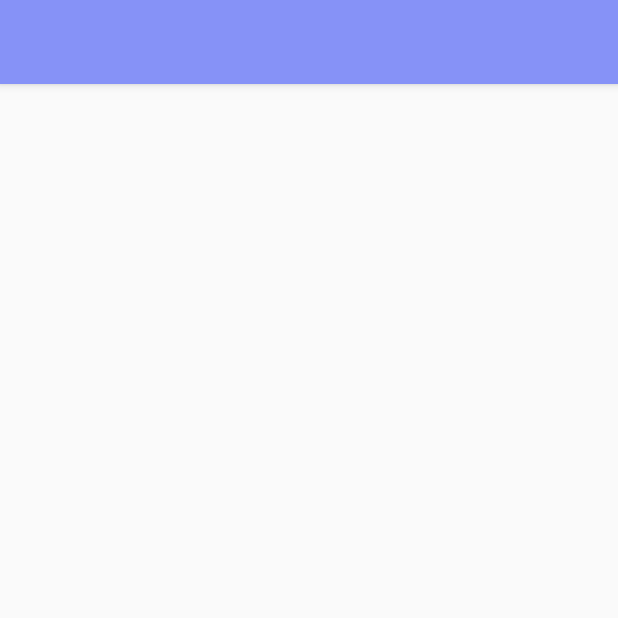
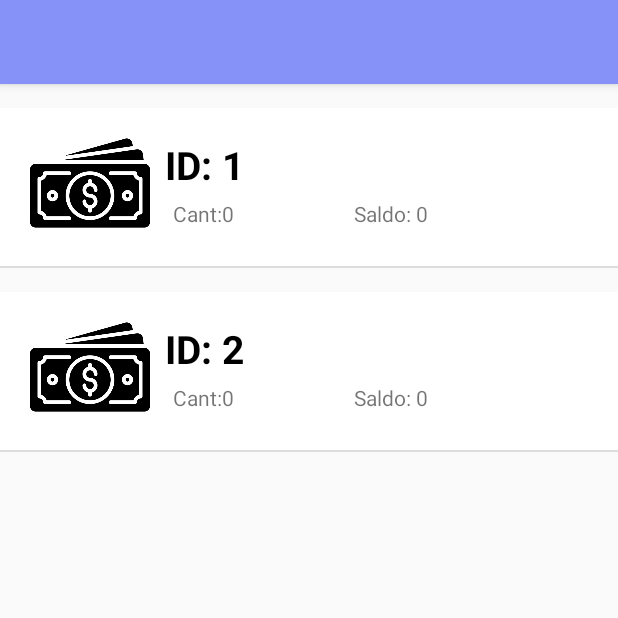
Before and after one commit to Xandre18/Proyectos, an Android app: the fragment TesoreriaFragment placed in its activity, after a tap on "ACEPTAR", on a phone screen of 412 x 824 dp, the top half of it. Run offline under Robolectric (Android 15) with nearby library versions, the phone set to English and light mode, and no system bars; 2 statements that could not run were skipped.

Commit message:
acualizado el fragment tesoreria

```diff
--- a/ProyectoERP/app/src/main/java/com/example/proyectoerp/DBHandler.java
+++ b/ProyectoERP/app/src/main/java/com/example/proyectoerp/DBHandler.java
@@ -67,6 +67,8 @@ public class DBHandler extends SQLiteOpenHelper {
         return contList;
     }
 
+
+
     public void addCont(ContControler cc) {
         SQLiteDatabase db = this.getWritableDatabase();
         ContentValues values = new ContentValues();
@@ -76,10 +78,11 @@ public class DBHandler extends SQLiteOpenHelper {
         for (int i = aux.size() - 1; i < aux.size(); i++) {
             auxBalance = aux.get(i).getBalance();
         }
-        values.put(BALANCE_COL, auxBalance - (cc.getMount()));
+        values.put(BALANCE_COL, auxBalance + (cc.getMount()));
         db.insert(TABLE_CONT, null, values);
         db.close();
     }
+
     public void addFistCont(ContControler contControler){
         SQLiteDatabase db = this.getWritableDatabase();
         ContentValues values = new ContentValues();
--- /dev/null
+++ b/ProyectoERP/app/src/main/java/com/example/proyectoerp/adapters/CountAdapter.java
@@ -0,0 +1,58 @@
+package com.example.proyectoerp.adapters;
+
+import android.content.Context;
+import android.view.LayoutInflater;
+import android.view.View;
+import android.view.ViewGroup;
+import android.widget.BaseAdapter;
+import android.widget.TextView;
+
+import com.example.proyectoerp.R;
+import com.example.proyectoerp.objects.ContControler;
+
+import java.util.ArrayList;
+
+public class CountAdapter extends BaseAdapter {
+    Context c;
+    int loyout;
+    ArrayList<ContControler> contList;
+
+    public CountAdapter(Context c, int loyout, ArrayList<ContControler> contList) {
+        this.c = c;
+        this.loyout = loyout;
+        this.contList = contList;
+    }
+
+
+    @Override
+    public int getCount() {
+        return contList.size();
+    }
+
+    @Override
+    public ContControler getItem(int position) {
+        return contList.get(position);
+    }
+
+    @Override
+    public long getItemId(int position) {
+        return position;
+    }
+
+    @Override
+    public View getView(int position, View convertView, ViewGroup parent) {
+        ContControler cc = getItem(position);
+        if(convertView == null){
+            convertView = LayoutInflater.from(this.c).inflate(this.loyout,parent,false);
+        }
+
+        TextView tvId = convertView.findViewById(R.id.tvId);
+        TextView tvCantidad = convertView.findViewById(R.id.tvCantidad);
+        TextView tvSaldo = convertView.findViewById(R.id.tvSaldo);
+
+        tvId.setText("ID: " + cc.getId());
+        tvCantidad.setText("Cant:" + cc.getMount());
+        tvSaldo.setText("Saldo: " + cc.getBalance());
+        return convertView;
+    }
+}
--- a/ProyectoERP/app/src/main/java/com/example/proyectoerp/fragment_admins/TesoreriaFragment.java
+++ b/ProyectoERP/app/src/main/java/com/example/proyectoerp/fragment_admins/TesoreriaFragment.java
@@ -2,31 +2,50 @@ package com.example.proyectoerp.fragment_admins;
 
 import android.app.AlertDialog;
 import android.content.Context;
+import android.content.Intent;
 import android.content.SharedPreferences;
 import android.os.Bundle;
 
+import androidx.annotation.NonNull;
 import androidx.fragment.app.Fragment;
 
 import android.view.LayoutInflater;
+import android.view.Menu;
+import android.view.MenuInflater;
+import android.view.MenuItem;
 import android.view.View;
 import android.view.ViewGroup;
 import android.widget.Button;
 import android.widget.EditText;
+import android.widget.ListAdapter;
+import android.widget.ListView;
 import android.widget.Toast;
 
+import com.example.proyectoerp.AddCont;
 import com.example.proyectoerp.DBHandler;
 import com.example.proyectoerp.R;
+import com.example.proyectoerp.adapters.CountAdapter;
 import com.example.proyectoerp.objects.ContControler;
+
+import java.util.ArrayList;
 
 public class TesoreriaFragment extends Fragment {
 
     View v;
     DBHandler handler;
+    ArrayList<ContControler> contList;
+    ListView lv;
+    CountAdapter ca;
 
     @Override
     public View onCreateView(LayoutInflater inflater, ViewGroup container, Bundle savedInstanceState) {
         // Inflate the layout for this fragment
+        setHasOptionsMenu(true);
          v = inflater.inflate(R.layout.fragment_tesoreria, container, false);
+         lv = v.findViewById(R.id.lvTesoreria);
+
+         handler = new DBHandler(v.getContext());
+
 
         SharedPreferences initBalance = getContext().getSharedPreferences("iniBalance", Context.MODE_PRIVATE);
         if(!initBalance.getBoolean("iniBalance", false)){
@@ -34,10 +53,36 @@ public class TesoreriaFragment extends Fragment {
             SharedPreferences.Editor editor = initBalance.edit();
             editor.putBoolean("iniBalance", true);
             editor.commit();
-        }else
-            Toast.makeText(v.getContext(), "Juan", Toast.LENGTH_SHORT).show();
+        }else{
+            contList = handler.readCont();
+            ca = new CountAdapter(v.getContext(),R.layout.tesoreria_list_item,contList);
+            lv.setAdapter(ca);
+            lv.setClickable(true);
+        }
         return v;
     }
+
+    @Override
+    public void onCreateOptionsMenu(Menu menu, MenuInflater inflater) {
+        inflater.inflate(R.menu.anhadir, menu);
+        super.onCreateOptionsMenu(menu,inflater);
+    }
+
+    @Override
+    public boolean onOptionsItemSelected( @NonNull MenuItem item ) {
+        switch (item.getItemId()){
+            case R.id.add:
+                Intent intent = new Intent(v.getContext(), AddCont.class);
+                intent.addFlags(Intent.FLAG_ACTIVITY_CLEAR_TOP);
+                startActivity(intent);
+        }
+
+        return super.onOptionsItemSelected(item);
+    }
+
+
+
+
 
     private void showDialog(){
         AlertDialog.Builder builder = new AlertDialog.Builder(v.getContext());
@@ -57,6 +102,10 @@ public class TesoreriaFragment extends Fragment {
                 handler = new DBHandler(vAux.getContext());
                 int capital = Integer.parseInt(balance.getText().toString());
                 handler.addFistCont(new ContControler(capital));
+                contList = handler.readCont();
+                ca = new CountAdapter(v.getContext(),R.layout.tesoreria_list_item,contList);
+                lv.setAdapter(ca);
+                lv.setClickable(true);
                 dialog.dismiss();
             }
         });
--- a/ProyectoERP/app/src/main/java/com/example/proyectoerp/objects/ContControler.java
+++ b/ProyectoERP/app/src/main/java/com/example/proyectoerp/objects/ContControler.java
@@ -12,6 +12,8 @@ public class ContControler {
     public ContControler(int balance) {
         this.balance = balance;
     }
+
+    public ContControler(int mount, boolean isMount){this.mount = mount;};
 
     public int getId() {
         return id;
--- /dev/null
+++ b/ProyectoERP/app/src/main/res/drawable-v24/add.xml
@@ -0,0 +1,5 @@
+<vector android:height="24dp" android:tint="#000000"
+    android:viewportHeight="24" android:viewportWidth="24"
+    android:width="24dp" xmlns:android="http://schemas.android.com/apk/res/android">
+    <path android:fillColor="@android:color/white" android:pathData="M20,4H4C2.89,4 2.01,4.89 2.01,6L2,18c0,1.11 0.89,2 2,2h10v-2H4v-6h18V6C22,4.89 21.11,4 20,4zM20,8H4V6h16V8zM24,17v2h-3v3h-2v-3h-3v-2h3v-3h2v3H24z"/>
+</vector>
--- /dev/null
+++ b/ProyectoERP/app/src/main/res/drawable/ic_btn_add.xml
@@ -0,0 +1,5 @@
+<vector android:height="24dp" android:tint="#000000"
+    android:viewportHeight="24" android:viewportWidth="24"
+    android:width="24dp" xmlns:android="http://schemas.android.com/apk/res/android">
+    <path android:fillColor="@android:color/white" android:pathData="M19,13h-6v6h-2v-6H5v-2h6V5h2v6h6v2z"/>
+</vector>
--- a/ProyectoERP/app/src/main/res/layout/tesoreria_list_item.xml
+++ b/ProyectoERP/app/src/main/res/layout/tesoreria_list_item.xml
@@ -3,4 +3,55 @@
     android:layout_width="match_parent"
     android:layout_height="match_parent">
 
+    <RelativeLayout
+        android:layout_width="match_parent"
+        android:layout_height="wrap_content"
+        android:layout_marginTop="16dp"
+        android:background="@color/white">
+
+        <LinearLayout
+            android:layout_width="match_parent"
+            android:layout_height="wrap_content"
+            android:layout_marginVertical="10dp"
+            android:orientation="horizontal">
+            <ImageView
+                android:id="@+id/imgCard"
+                android:layout_width="80dp"
+                android:layout_height="80dp"
+                android:layout_marginStart="20dp"
+                android:src="@drawable/dinero"/>
+            <LinearLayout
+                android:layout_width="wrap_content"
+                android:layout_height="wrap_content"
+                android:layout_margin="10dp"
+                android:orientation="vertical">
+                <TextView
+                    android:id="@+id/tvId"
+                    android:layout_width="wrap_content"
+                    android:layout_height="wrap_content"
+                    android:text="ID: "
+                    android:textColor="@color/black"
+                    android:textSize="26sp"
+                    android:textStyle="bold"/>
+                    <LinearLayout
+                        android:layout_width="wrap_content"
+                        android:layout_height="wrap_content"
+                        android:orientation="horizontal"
+                        android:padding="5dp">
+                        <TextView
+                            android:id="@+id/tvCantidad"
+                            android:layout_width="wrap_content"
+                            android:layout_height="wrap_content"
+                            android:text="Cantidad:"/>
+                        <TextView
+                            android:id="@+id/tvSaldo"
+                            android:layout_marginLeft="80dp"
+                            android:layout_width="wrap_content"
+                            android:layout_height="wrap_content"
+                            android:text="Saldo:"/>
+
+                    </LinearLayout>
+            </LinearLayout>
+        </LinearLayout>
+    </RelativeLayout>
 </LinearLayout>
--- /dev/null
+++ b/ProyectoERP/app/src/main/res/menu/anhadir.xml
@@ -0,0 +1,12 @@
+<?xml version="1.0" encoding="utf-8"?>
+<menu xmlns:app="http://schemas.android.com/apk/res-auto"
+    xmlns:android="http://schemas.android.com/apk/res/android">
+
+
+    <item android:title="@string/back"
+        android:id="@+id/add"
+        android:orderInCategory="100"
+        app:showAsAction="always"
+        android:icon="@drawable/add"/>
+
+</menu>
--- a/ProyectoERP/app/src/main/res/values/strings.xml
+++ b/ProyectoERP/app/src/main/res/values/strings.xml
@@ -7,4 +7,5 @@
     <string name="password">Contraseña:</string>
     <!-- TODO: Remove or change this placeholder text -->
     <string name="hello_blank_fragment">Hello blank fragment</string>
+    <string name="back">Volver</string>
 </resources>
```
Also changed, not shown: ProyectoERP/app/src/main/AndroidManifest.xml (+11 -2 lines), ProyectoERP/app/src/main/java/com/example/proyectoerp/AddCont.java (added, +41 -0 lines), ProyectoERP/app/src/main/res/layout/activity_add_cont.xml (added, +69 -0 lines).
